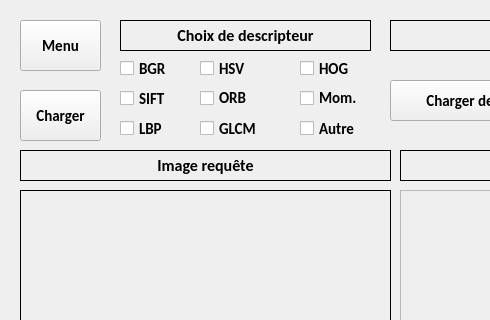
The window that src/search.ui (yoest/mir-project) describes before a commit, drawn with Qt 5; both pictures show x 0 to 490 and y 0 to 320 of the 1200 by 600 pixel window.
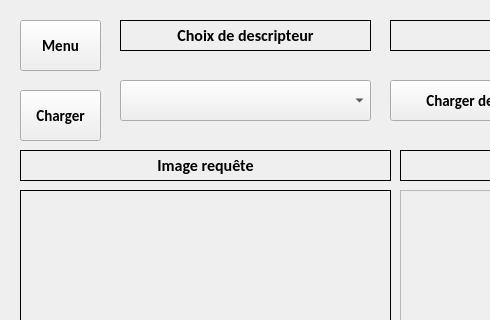
The same window after the commit.

The edit to the form file:
```diff
--- a/src/search.ui
+++ b/src/search.ui
@@ -41,174 +41,6 @@
      <set>Qt::AlignCenter</set>
     </property>
    </widget>
-   <widget class="QCheckBox" name="checkbox_hist_color">
-    <property name="geometry">
-     <rect>
-      <x>120</x>
-      <y>60</y>
-      <width>81</width>
-      <height>17</height>
-     </rect>
-    </property>
-    <property name="font">
-     <font>
-      <family>Calibri</family>
-      <pointsize>11</pointsize>
-      <weight>75</weight>
-      <bold>true</bold>
-     </font>
-    </property>
-    <property name="text">
-     <string>BGR</string>
-    </property>
-   </widget>
-   <widget class="QCheckBox" name="checkbox_hsv">
-    <property name="geometry">
-     <rect>
-      <x>200</x>
-      <y>60</y>
-      <width>81</width>
-      <height>17</height>
-     </rect>
-    </property>
-    <property name="font">
-     <font>
-      <family>Calibri</family>
-      <pointsize>11</pointsize>
-      <weight>75</weight>
-      <bold>true</bold>
-     </font>
-    </property>
-    <property name="text">
-     <string>HSV</string>
-    </property>
-   </widget>
-   <widget class="QCheckBox" name="checkbox_sift">
-    <property name="geometry">
-     <rect>
-      <x>120</x>
-      <y>90</y>
-      <width>81</width>
-      <height>17</height>
-     </rect>
-    </property>
-    <property name="font">
-     <font>
-      <family>Calibri</family>
-      <pointsize>11</pointsize>
-      <weight>75</weight>
-      <bold>true</bold>
-     </font>
-    </property>
-    <property name="text">
-     <string>SIFT</string>
-    </property>
-   </widget>
-   <widget class="QCheckBox" name="checkbox_orb">
-    <property name="geometry">
-     <rect>
-      <x>200</x>
-      <y>90</y>
-      <width>91</width>
-      <height>16</height>
-     </rect>
-    </property>
-    <property name="font">
-     <font>
-      <family>Calibri</family>
-      <pointsize>11</pointsize>
-      <weight>75</weight>
-      <bold>true</bold>
-     </font>
-    </property>
-    <property name="text">
-     <string>ORB</string>
-    </property>
-   </widget>
-   <widget class="QCheckBox" name="checkbox_glcm">
-    <property name="geometry">
-     <rect>
-      <x>200</x>
-      <y>120</y>
-      <width>81</width>
-      <height>17</height>
-     </rect>
-    </property>
-    <property name="font">
-     <font>
-      <family>Calibri</family>
-      <pointsize>11</pointsize>
-      <weight>75</weight>
-      <bold>true</bold>
-     </font>
-    </property>
-    <property name="text">
-     <string>GLCM</string>
-    </property>
-   </widget>
-   <widget class="QCheckBox" name="checkbox_lbp">
-    <property name="geometry">
-     <rect>
-      <x>120</x>
-      <y>120</y>
-      <width>81</width>
-      <height>17</height>
-     </rect>
-    </property>
-    <property name="font">
-     <font>
-      <family>Calibri</family>
-      <pointsize>11</pointsize>
-      <weight>75</weight>
-      <bold>true</bold>
-     </font>
-    </property>
-    <property name="text">
-     <string>LBP</string>
-    </property>
-   </widget>
-   <widget class="QCheckBox" name="checkbox_hog">
-    <property name="geometry">
-     <rect>
-      <x>300</x>
-      <y>60</y>
-      <width>71</width>
-      <height>17</height>
-     </rect>
-    </property>
-    <property name="font">
-     <font>
-      <family>Calibri</family>
-      <pointsize>11</pointsize>
-      <weight>75</weight>
-      <bold>true</bold>
-     </font>
-    </property>
-    <property name="text">
-     <string>HOG</string>
-    </property>
-   </widget>
-   <widget class="QCheckBox" name="checkbox_moments">
-    <property name="geometry">
-     <rect>
-      <x>300</x>
-      <y>90</y>
-      <width>81</width>
-      <height>16</height>
-     </rect>
-    </property>
-    <property name="font">
-     <font>
-      <family>Calibri</family>
-      <pointsize>11</pointsize>
-      <weight>75</weight>
-      <bold>true</bold>
-     </font>
-    </property>
-    <property name="text">
-     <string>Mom.</string>
-    </property>
-   </widget>
    <widget class="QLabel" name="label_2">
     <property name="geometry">
      <rect>
@@ -496,27 +328,6 @@
      <string>Calculer la courbe R/P</string>
     </property>
    </widget>
-   <widget class="QCheckBox" name="checkbox_other">
-    <property name="geometry">
-     <rect>
-      <x>300</x>
-      <y>120</y>
-      <width>81</width>
-      <height>17</height>
-     </rect>
-    </property>
-    <property name="font">
-     <font>
-      <family>Calibri</family>
-      <pointsize>11</pointsize>
-      <weight>75</weight>
-      <bold>true</bold>
-     </font>
-    </property>
-    <property name="text">
-     <string>Autre</string>
-    </property>
-   </widget>
    <widget class="QPushButton" name="load_btn">
     <property name="geometry">
      <rect>
@@ -661,6 +472,17 @@
      </property>
     </widget>
    </widget>
+   <widget class="QComboBox" name="combo_box_descriptor">
+    <property name="geometry">
+     <rect>
+      <x>120</x>
+      <y>80</y>
+      <width>251</width>
+      <height>41</height>
+     </rect>
+    </property>
+   </widget>
+   <zorder>scroll_area</zorder>
    <zorder>label</zorder>
    <zorder>checkbox_hist_color</zorder>
    <zorder>checkbox_hsv</zorder>
```
Left out of the diff: 11 changed lines with no effect on the pictures.
